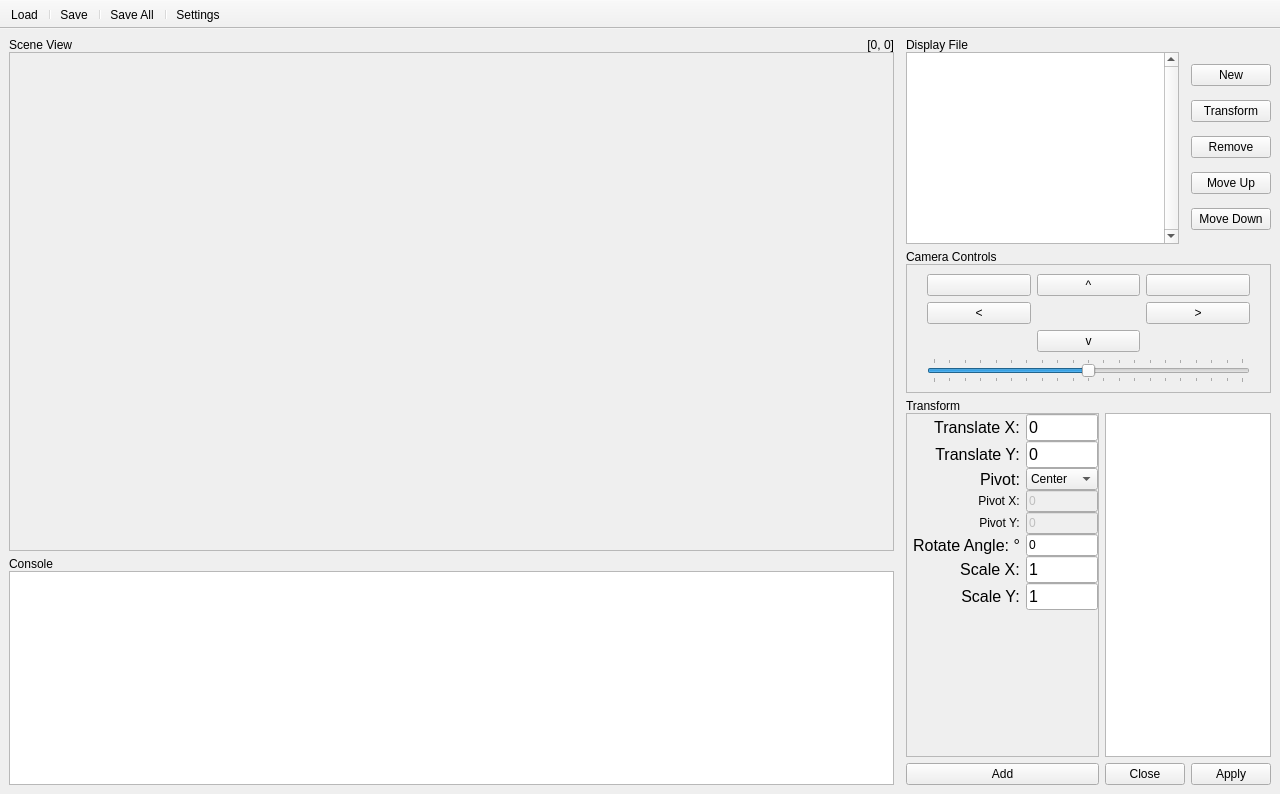
First picture: the form in data/main.ui, repository RamAddict/Interactive-Graphical-System, before the edit.
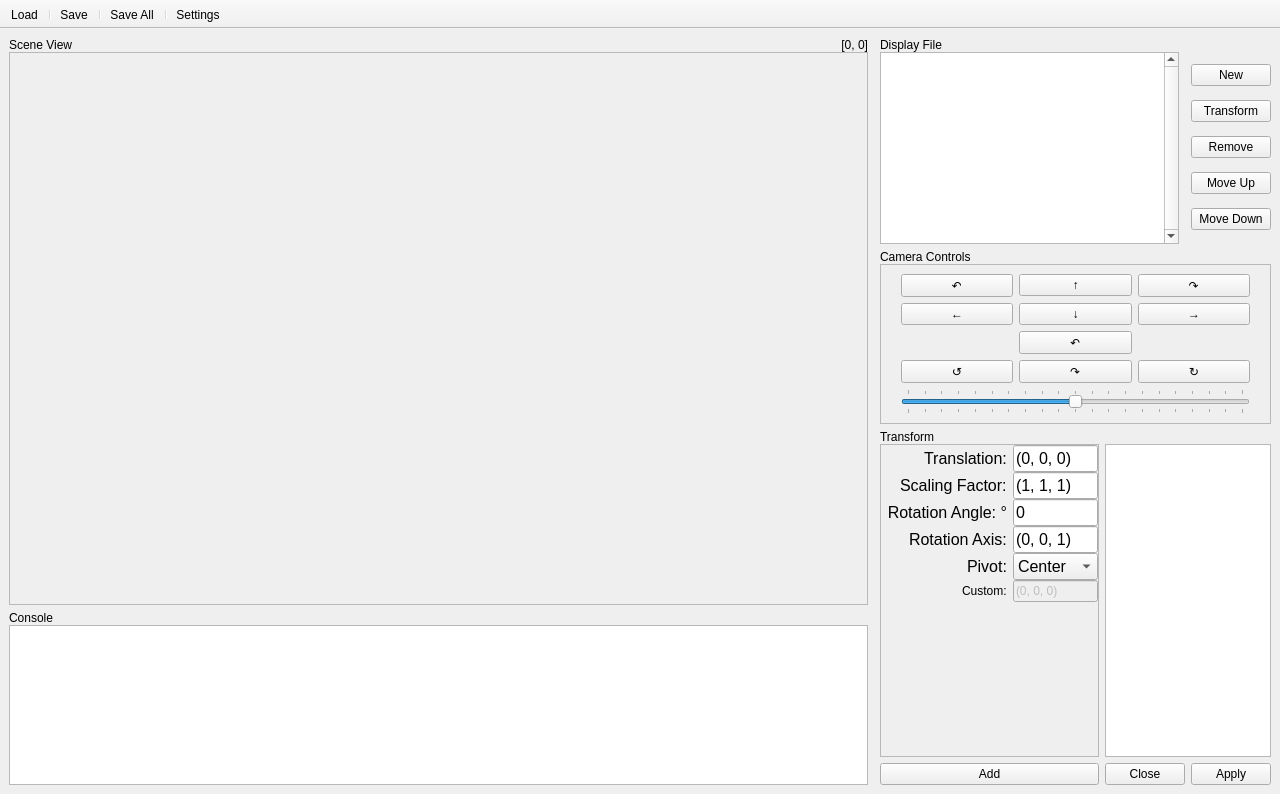
Second picture: the form after the edit. The open tabs and pages were chosen to show the change. Icons and pictures are not drawn.

What changed in the file:
```diff
--- a/data/main.ui
+++ b/data/main.ui
@@ -23,7 +23,7 @@
      <verstretch>1</verstretch>
     </sizepolicy>
    </property>
-   <layout class="QGridLayout" name="gridLayout" rowstretch="0,1,2,3" columnstretch="6,2">
+   <layout class="QGridLayout" name="gridLayout" rowstretch="0,1,2,2" columnstretch="6,2">
     <property name="horizontalSpacing">
      <number>12</number>
     </property>
@@ -54,14 +54,60 @@
          <property name="rightMargin">
           <number>20</number>
          </property>
-         <item row="0" column="0">
-          <widget class="QPushButton" name="tiltLeftBtn">
+         <item row="3" column="0">
+          <widget class="QPushButton" name="yawLeftBtn">
            <property name="text">
-            <string/>
+            <string>↺</string>
            </property>
-           <property name="icon">
-            <iconset theme="object-rotate-left">
-             <normaloff>.</normaloff>.</iconset>
+           <property name="autoRepeat">
+            <bool>true</bool>
+           </property>
+          </widget>
+         </item>
+         <item row="2" column="1">
+          <widget class="QPushButton" name="pitchUpBtn">
+           <property name="text">
+            <string>↶</string>
+           </property>
+           <property name="autoRepeat">
+            <bool>true</bool>
+           </property>
+          </widget>
+         </item>
+         <item row="1" column="1">
+          <widget class="QPushButton" name="downBtn">
+           <property name="text">
+            <string>↓</string>
+           </property>
+           <property name="autoRepeat">
+            <bool>true</bool>
+           </property>
+          </widget>
+         </item>
+         <item row="3" column="2">
+          <widget class="QPushButton" name="yawRightBtn">
+           <property name="text">
+            <string>↻</string>
+           </property>
+           <property name="autoRepeat">
+            <bool>true</bool>
+           </property>
+          </widget>
+         </item>
+         <item row="0" column="1">
+          <widget class="QPushButton" name="upBtn">
+           <property name="text">
+            <string>↑</string>
+           </property>
+           <property name="autoRepeat">
+            <bool>true</bool>
+           </property>
+          </widget>
+         </item>
+         <item row="3" column="1">
+          <widget class="QPushButton" name="pitchDownBtn">
+           <property name="text">
+            <string>↷</string>
            </property>
            <property name="autoRepeat">
             <bool>true</bool>
@@ -71,14 +117,44 @@
          <item row="1" column="2">
           <widget class="QPushButton" name="rightBtn">
            <property name="text">
-            <string notr="true">&gt;</string>
+            <string notr="true">→</string>
            </property>
            <property name="autoRepeat">
             <bool>true</bool>
            </property>
           </widget>
          </item>
-         <item row="3" column="0" colspan="3">
+         <item row="1" column="0">
+          <widget class="QPushButton" name="leftBtn">
+           <property name="text">
+            <string notr="true">←</string>
+           </property>
+           <property name="autoRepeat">
+            <bool>true</bool>
+           </property>
+          </widget>
+         </item>
+         <item row="0" column="0">
+          <widget class="QPushButton" name="rollLeftBtn">
+           <property name="text">
+            <string>↶</string>
+           </property>
+           <property name="autoRepeat">
+            <bool>true</bool>
+           </property>
+          </widget>
+         </item>
+         <item row="0" column="2">
+          <widget class="QPushButton" name="rollRightBtn">
+           <property name="text">
+            <string>↷</string>
+           </property>
+           <property name="autoRepeat">
+            <bool>true</bool>
+           </property>
+          </widget>
+         </item>
+         <item row="5" column="0" colspan="3">
           <widget class="QSlider" name="zoomSlider">
            <property name="focusPolicy">
             <enum>Qt::WheelFocus</enum>
@@ -103,50 +179,6 @@
            </property>
           </widget>
          </item>
-         <item row="0" column="2">
-          <widget class="QPushButton" name="tiltRightBtn">
-           <property name="text">
-            <string/>
-           </property>
-           <property name="icon">
-            <iconset theme="object-rotate-right">
-             <normaloff>.</normaloff>.</iconset>
-           </property>
-           <property name="autoRepeat">
-            <bool>true</bool>
-           </property>
-          </widget>
-         </item>
-         <item row="0" column="1">
-          <widget class="QPushButton" name="upBtn">
-           <property name="text">
-            <string>^</string>
-           </property>
-           <property name="autoRepeat">
-            <bool>true</bool>
-           </property>
-          </widget>
-         </item>
-         <item row="1" column="0">
-          <widget class="QPushButton" name="leftBtn">
-           <property name="text">
-            <string notr="true">&lt;</string>
-           </property>
-           <property name="autoRepeat">
-            <bool>true</bool>
-           </property>
-          </widget>
-         </item>
-         <item row="2" column="1">
-          <widget class="QPushButton" name="downBtn">
-           <property name="text">
-            <string>v</string>
-           </property>
-           <property name="autoRepeat">
-            <bool>true</bool>
-           </property>
-          </widget>
-         </item>
         </layout>
        </widget>
       </item>
@@ -315,7 +347,7 @@
     <item row="2" column="1" rowspan="2">
      <widget class="QStackedWidget" name="componentWidget">
       <property name="currentIndex">
-       <number>1</number>
+       <number>2</number>
       </property>
       <widget class="QWidget" name="emptyPage">
        <layout class="QVBoxLayout" name="verticalLayout_2">
@@ -379,8 +411,8 @@
             <rect>
              <x>0</x>
              <y>0</y>
-             <width>375</width>
-             <height>337</height>
+             <width>186</width>
+             <height>253</height>
             </rect>
            </property>
            <layout class="QVBoxLayout" name="verticalLayout">
@@ -567,7 +599,7 @@
           <property name="frameShape">
            <enum>QFrame::NoFrame</enum>
           </property>
-          <layout class="QGridLayout" name="gridLayout_2" columnstretch="3,1">
+          <layout class="QGridLayout" name="gridLayout_2" columnstretch="3,0">
            <property name="leftMargin">
             <number>0</number>
            </property>
@@ -593,6 +625,19 @@
              </property>
             </widget>
            </item>
+           <item row="0" column="1">
+            <widget class="QListWidget" name="transformList"/>
+           </item>
+           <item row="1" column="1">
+            <widget class="QDialogButtonBox" name="transformApplyButtons">
+             <property name="standardButtons">
+              <set>QDialogButtonBox::Apply|QDialogButtonBox::Close</set>
+             </property>
+             <property name="centerButtons">
+              <bool>true</bool>
+             </property>
+            </widget>
+           </item>
            <item row="0" column="0">
             <widget class="QFrame" name="transformForm">
              <property name="sizePolicy">
@@ -626,53 +671,71 @@
               <property name="rightMargin">
                <number>0</number>
               </property>
+              <item row="0" column="0">
+               <widget class="QLabel" name="translateLabel">
+                <property name="font">
+                 <font>
+                  <pointsize>12</pointsize>
+                 </font>
+                </property>
+                <property name="text">
+                 <string>Translation:</string>
+                </property>
+               </widget>
+              </item>
+              <item row="0" column="1">
+               <widget class="QLineEdit" name="translateInput">
+                <property name="font">
+                 <font>
+                  <pointsize>12</pointsize>
+                 </font>
+                </property>
+                <property name="text">
+                 <string>(0, 0, 0)</string>
+                </property>
+               </widget>
+              </item>
               <item row="1" column="0">
-               <widget class="QLabel" name="translateXlabel">
+               <widget class="QLabel" name="scaleLabel">
                 <property name="font">
                  <font>
                   <pointsize>12</pointsize>
                  </font>
                 </property>
                 <property name="text">
-                 <string>Translate X:</string>
-                </property>
-                <property name="alignment">
-                 <set>Qt::AlignCenter</set>
+                 <string>Scaling Factor:</string>
                 </property>
                </widget>
               </item>
               <item row="1" column="1">
-               <widget class="QLineEdit" name="translateXinput">
+               <widget class="QLineEdit" name="scaleInput">
                 <property name="font">
                  <font>
                   <pointsize>12</pointsize>
                  </font>
                 </property>
-                <property name="inputMethodHints">
-                 <set>Qt::ImhPreferNumbers</set>
-                </property>
                 <property name="text">
-                 <string>0</string>
+                 <string>(1, 1, 1)</string>
                 </property>
                </widget>
               </item>
               <item row="2" column="0">
-               <widget class="QLabel" name="translateYlabel">
+               <widget class="QLabel" name="angleLabel">
                 <property name="font">
                  <font>
                   <pointsize>12</pointsize>
                  </font>
                 </property>
                 <property name="text">
-                 <string>Translate Y:</string>
+                 <string>Rotation Angle: °</string>
                 </property>
                 <property name="alignment">
-                 <set>Qt::AlignCenter</set>
+                 <set>Qt::AlignRight|Qt::AlignTrailing|Qt::AlignVCenter</set>
                 </property>
                </widget>
               </item>
               <item row="2" column="1">
-               <widget class="QLineEdit" name="translateYinput">
+               <widget class="QLineEdit" name="angleInput">
                 <property name="font">
                  <font>
                   <pointsize>12</pointsize>
@@ -686,7 +749,7 @@
                 </property>
                </widget>
               </item>
-              <item row="7" column="0">
+              <item row="4" column="0">
                <widget class="QLabel" name="pivotLabel">
                 <property name="font">
                  <font>
@@ -696,13 +759,15 @@
                 <property name="text">
                  <string>Pivot:</string>
                 </property>
-                <property name="alignment">
-                 <set>Qt::AlignCenter</set>
-                </property>
                </widget>
               </item>
-              <item row="7" column="1">
+              <item row="4" column="1">
                <widget class="QComboBox" name="pivotSelect">
+                <property name="font">
+                 <font>
+                  <pointsize>12</pointsize>
+                 </font>
+                </property>
                 <property name="currentIndex">
                  <number>0</number>
                 </property>
@@ -723,153 +788,50 @@
                 </item>
                </widget>
               </item>
-              <item row="9" column="0">
-               <widget class="QLabel" name="rotateXLabel">
+              <item row="5" column="0">
+               <widget class="QLabel" name="customLabel">
                 <property name="text">
-                 <string>Pivot X:</string>
+                 <string>Custom:</string>
                 </property>
-                <property name="alignment">
-                 <set>Qt::AlignCenter</set>
-                </property>
                </widget>
               </item>
-              <item row="9" column="1">
-               <widget class="QLineEdit" name="rotateXInput">
+              <item row="5" column="1">
+               <widget class="QLineEdit" name="customInput">
                 <property name="enabled">
                  <bool>false</bool>
                 </property>
-                <property name="inputMethodHints">
-                 <set>Qt::ImhPreferNumbers</set>
-                </property>
                 <property name="text">
-                 <string>0</string>
+                 <string>(0, 0, 0)</string>
                 </property>
                </widget>
               </item>
-              <item row="11" column="0">
-               <widget class="QLabel" name="rotateYLabel">
-                <property name="text">
-                 <string>Pivot Y:</string>
-                </property>
-                <property name="alignment">
-                 <set>Qt::AlignCenter</set>
-                </property>
-               </widget>
-              </item>
-              <item row="11" column="1">
-               <widget class="QLineEdit" name="rotateYInput">
-                <property name="enabled">
-                 <bool>false</bool>
-                </property>
-                <property name="inputMethodHints">
-                 <set>Qt::ImhPreferNumbers</set>
-                </property>
-                <property name="text">
-                 <string>0</string>
-                </property>
-               </widget>
-              </item>
-              <item row="14" column="0">
-               <widget class="QLabel" name="angleLabel">
+              <item row="3" column="0">
+               <widget class="QLabel" name="axisLabel">
                 <property name="font">
                  <font>
                   <pointsize>12</pointsize>
                  </font>
                 </property>
                 <property name="text">
-                 <string>Rotate Angle: °</string>
+                 <string>Rotation Axis:</string>
                 </property>
-                <property name="alignment">
-                 <set>Qt::AlignCenter</set>
-                </property>
                </widget>
               </item>
-              <item row="14" column="1">
-               <widget class="QLineEdit" name="angleInput">
-                <property name="inputMethodHints">
-                 <set>Qt::ImhPreferNumbers</set>
-                </property>
-                <property name="text">
-                 <string>0</string>
-                </property>
-               </widget>
-              </item>
-              <item row="17" column="0">
-               <widget class="QLabel" name="scaleXlabel">
+              <item row="3" column="1">
+               <widget class="QLineEdit" name="axisInput">
                 <property name="font">
                  <font>
                   <pointsize>12</pointsize>
                  </font>
                 </property>
                 <property name="text">
-                 <string>Scale X:</string>
-                </property>
-                <property name="alignment">
-                 <set>Qt::AlignCenter</set>
-                </property>
-               </widget>
-              </item>
-              <item row="17" column="1">
-               <widget class="QLineEdit" name="scaleXinput">
-                <property name="font">
-                 <font>
-                  <pointsize>12</pointsize>
-                 </font>
-                </property>
-                <property name="inputMethodHints">
-                 <set>Qt::ImhPreferNumbers</set>
-                </property>
-                <property name="text">
-                 <string>1</string>
-                </property>
-               </widget>
-              </item>
-              <item row="18" column="0">
-               <widget class="QLabel" name="scaleYlabel">
-                <property name="font">
-                 <font>
-                  <pointsize>12</pointsize>
-                 </font>
-                </property>
-                <property name="text">
-                 <string>Scale Y:</string>
-                </property>
-                <property name="alignment">
-                 <set>Qt::AlignCenter</set>
-                </property>
-               </widget>
-              </item>
-              <item row="18" column="1">
-               <widget class="QLineEdit" name="scaleYinput">
-                <property name="font">
-                 <font>
-                  <pointsize>12</pointsize>
-                 </font>
-                </property>
-                <property name="inputMethodHints">
-                 <set>Qt::ImhPreferNumbers</set>
-                </property>
-                <property name="text">
-                 <string>1</string>
+                 <string>(0, 0, 1)</string>
                 </property>
                </widget>
               </item>
              </layout>
             </widget>
            </item>
-           <item row="0" column="1">
-            <widget class="QListWidget" name="transformList"/>
-           </item>
-           <item row="1" column="1">
-            <widget class="QDialogButtonBox" name="transformApplyButtons">
-             <property name="standardButtons">
-              <set>QDialogButtonBox::Apply|QDialogButtonBox::Close</set>
-             </property>
-             <property name="centerButtons">
-              <bool>true</bool>
-             </property>
-            </widget>
-           </item>
           </layout>
          </widget>
         </item>
```
